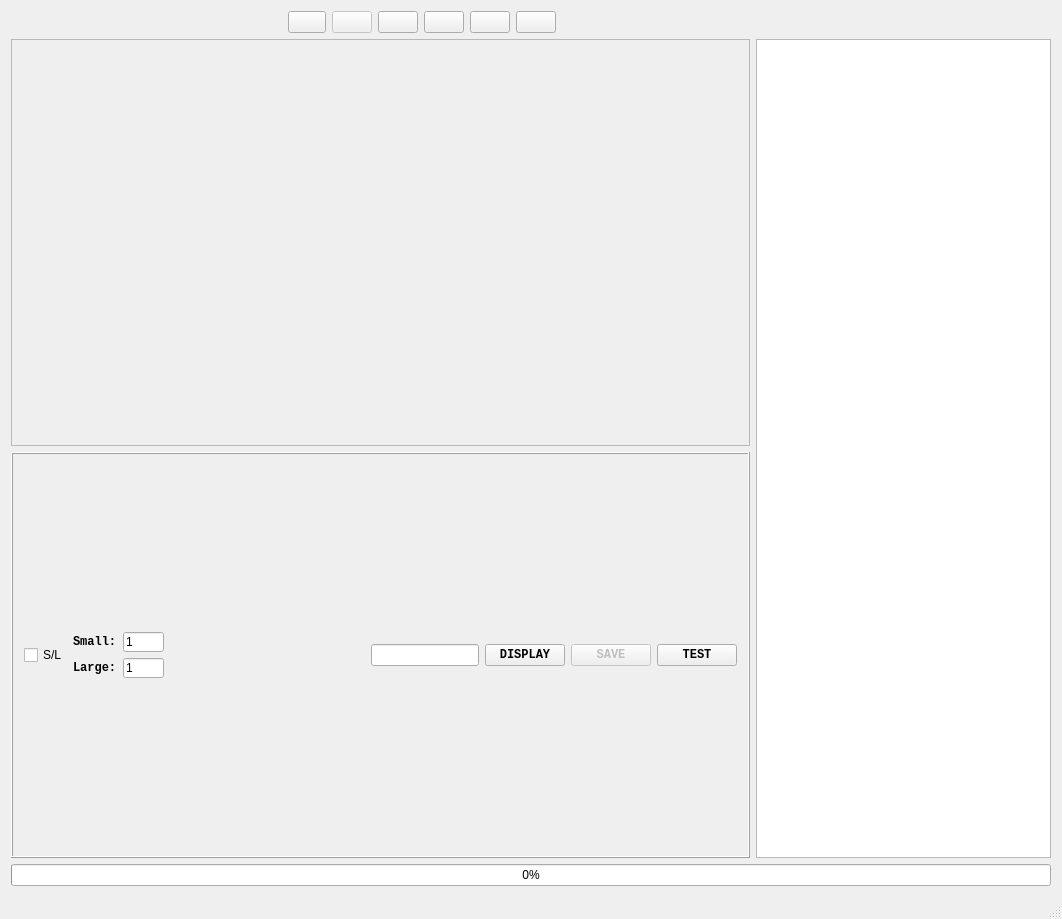
Old version of the form src/gui/ui/autocalibpage.ui in the repository joeaaron/AutoCalib.
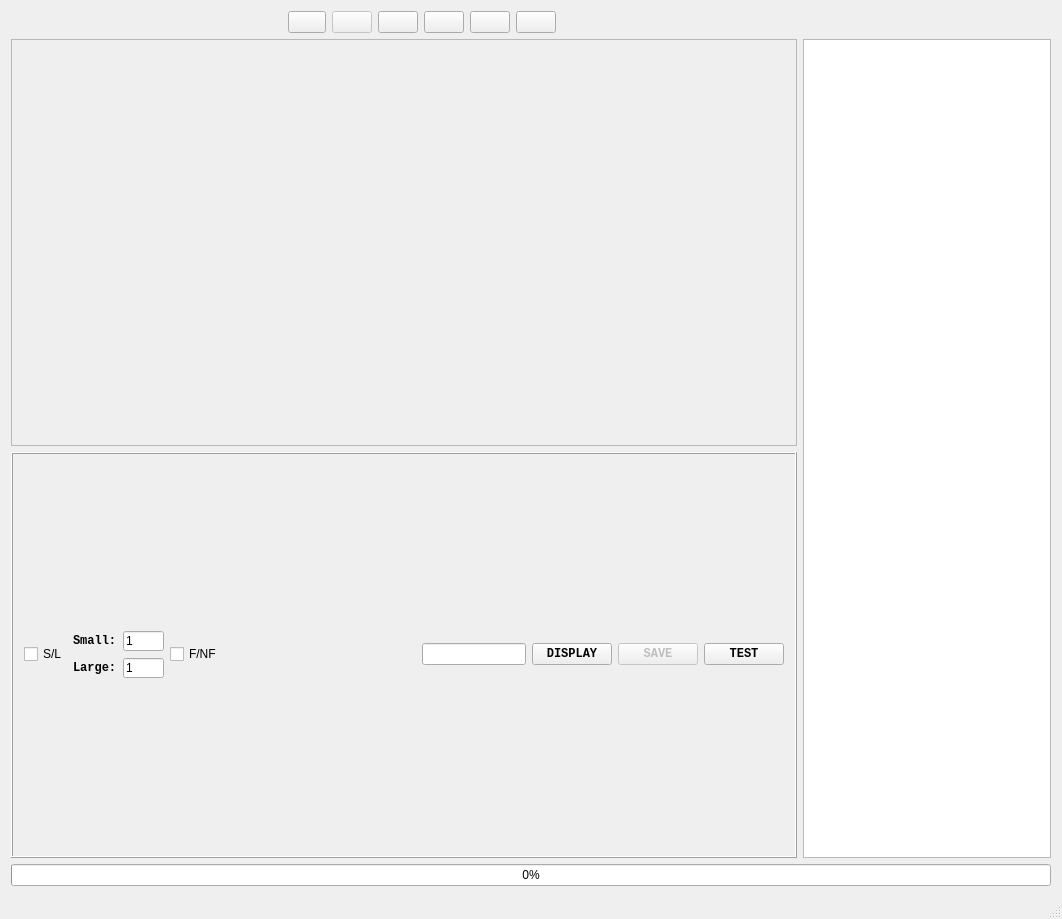
New version of the form. Icons and pictures are not drawn.

Diff of the .ui file:
```diff
--- a/src/gui/ui/autocalibpage.ui
+++ b/src/gui/ui/autocalibpage.ui
@@ -301,22 +301,29 @@
             </layout>
            </item>
            <item row="0" column="2">
+            <widget class="QCheckBox" name="fallCheckBox">
+             <property name="text">
+              <string>F/NF</string>
+             </property>
+            </widget>
+           </item>
+           <item row="0" column="3">
             <spacer name="horizontalSpacer">
              <property name="orientation">
               <enum>Qt::Horizontal</enum>
              </property>
              <property name="sizeHint" stdset="0">
               <size>
-               <width>201</width>
-               <height>17</height>
+               <width>198</width>
+               <height>49</height>
               </size>
              </property>
             </spacer>
            </item>
-           <item row="0" column="3">
-            <widget class="QLineEdit" name="offsetlineEdit"/>
-           </item>
            <item row="0" column="4">
+            <widget class="QLineEdit" name="offsetlineEdit"/>
+           </item>
+           <item row="0" column="5">
             <widget class="QPushButton" name="displayBtn">
              <property name="enabled">
               <bool>true</bool>
@@ -333,7 +340,7 @@
              </property>
             </widget>
            </item>
-           <item row="0" column="5">
+           <item row="0" column="6">
             <widget class="QPushButton" name="saveImgBtn">
              <property name="enabled">
               <bool>false</bool>
@@ -350,7 +357,7 @@
              </property>
             </widget>
            </item>
-           <item row="0" column="6">
+           <item row="0" column="7">
             <widget class="QPushButton" name="testBtn">
              <property name="font">
               <font>
```
